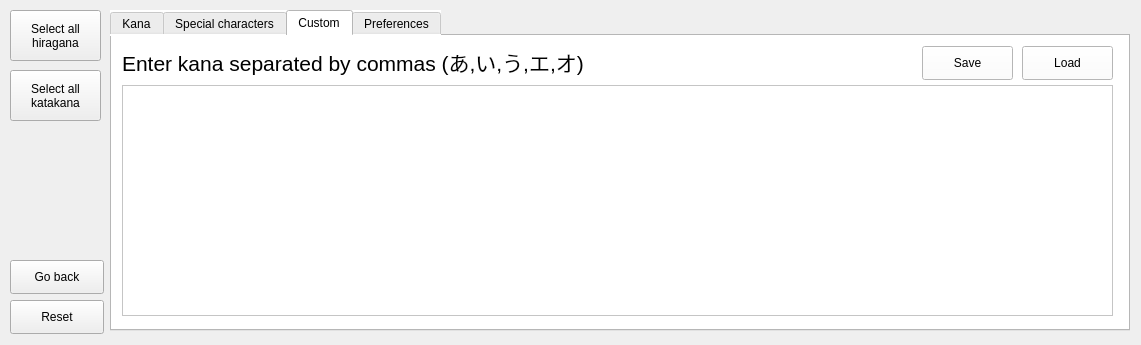
First picture: the form in selection_gui.ui, repository lukascobbler/japanese_practice, before the edit.
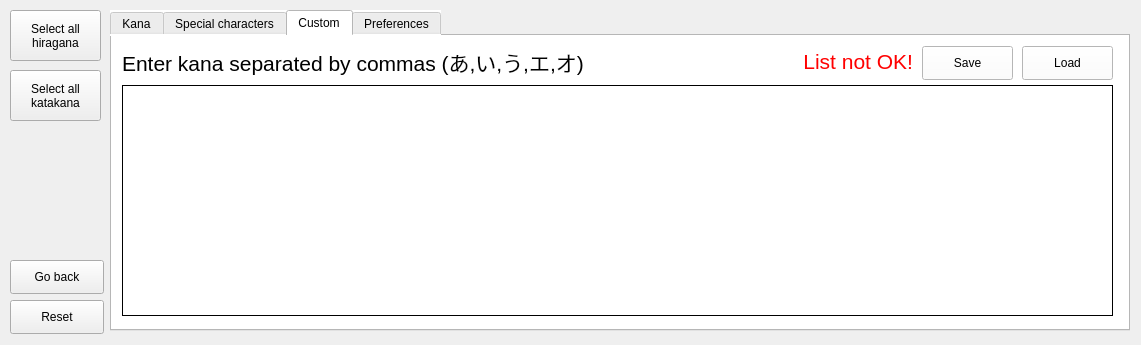
Second picture: the form after the edit. The open tabs and pages were chosen to show the change. Icons and pictures are not drawn.

```diff
--- a/selection_gui.ui
+++ b/selection_gui.ui
@@ -1029,6 +1029,20 @@
         <height>231</height>
        </rect>
       </property>
+      <property name="font">
+       <font>
+        <pointsize>24</pointsize>
+       </font>
+      </property>
+      <property name="frameShape">
+       <enum>QFrame::Box</enum>
+      </property>
+      <property name="frameShadow">
+       <enum>QFrame::Plain</enum>
+      </property>
+      <property name="lineWidth">
+       <number>1</number>
+      </property>
      </widget>
      <widget class="QPushButton" name="btn_load_kana">
       <property name="geometry">
@@ -1080,6 +1094,30 @@
        <string>Save</string>
       </property>
      </widget>
+     <widget class="QLabel" name="info_label_ok">
+      <property name="geometry">
+       <rect>
+        <x>580</x>
+        <y>10</y>
+        <width>221</width>
+        <height>31</height>
+       </rect>
+      </property>
+      <property name="font">
+       <font>
+        <pointsize>16</pointsize>
+       </font>
+      </property>
+      <property name="text">
+       <string>&lt;html&gt;&lt;head/&gt;&lt;body&gt;&lt;p&gt;&lt;span style=&quot; color:#ff0000;&quot;&gt;List not OK!&lt;/span&gt;&lt;/p&gt;&lt;/body&gt;&lt;/html&gt;</string>
+      </property>
+      <property name="alignment">
+       <set>Qt::AlignRight|Qt::AlignTrailing|Qt::AlignVCenter</set>
+      </property>
+      <property name="wordWrap">
+       <bool>true</bool>
+      </property>
+     </widget>
     </widget>
     <widget class="QWidget" name="tab_preferences">
      <attribute name="title">
```
Left out of the diff: 2 changed lines with no effect on the pictures.
